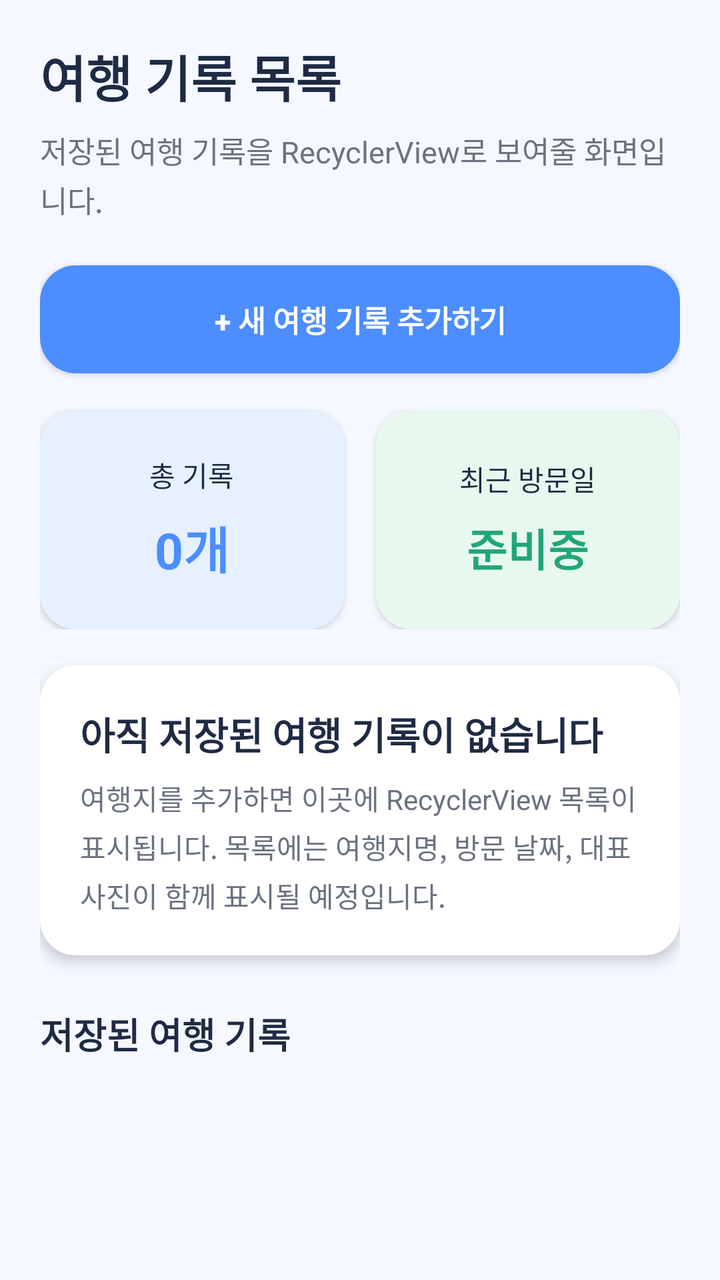
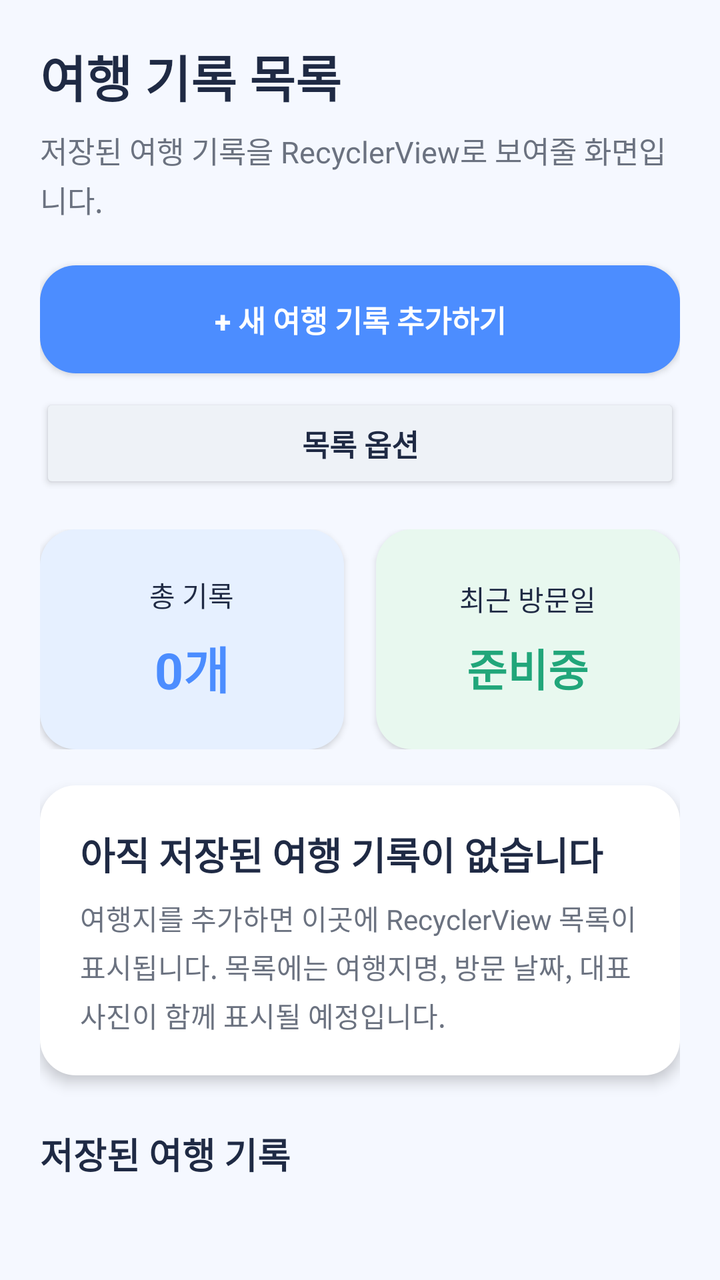

Screens rendered from an Android XML layout before and after an edit, with the pre-edit source and the edit as a unified diff.
<!-- AndroidManifest.xml: application theme Theme.TravelRecordApp -->
<!-- res/layout/fragment_travel_list.xml -->
<?xml version="1.0" encoding="utf-8"?>
<ScrollView xmlns:android="http://schemas.android.com/apk/res/android"
    android:layout_width="match_parent"
    android:layout_height="match_parent"
    android:background="@color/travel_bg"
    android:fillViewport="true">

    <LinearLayout
        android:layout_width="match_parent"
        android:layout_height="wrap_content"
        android:orientation="vertical"
        android:padding="20dp">

        <TextView
            android:id="@+id/tvListTitle"
            android:layout_width="match_parent"
            android:layout_height="wrap_content"
            android:text="@string/list_title"
            android:textColor="@color/travel_dark"
            android:textSize="25sp"
            android:textStyle="bold" />

        <TextView
            android:id="@+id/tvListDesc"
            android:layout_width="match_parent"
            android:layout_height="wrap_content"
            android:layout_marginTop="8dp"
            android:lineSpacingExtra="3dp"
            android:text="@string/list_desc"
            android:textColor="@color/travel_gray"
            android:textSize="15sp" />

        <Button
            android:id="@+id/btnAddTravel"
            android:layout_width="match_parent"
            android:layout_height="54dp"
            android:layout_marginTop="22dp"
            android:background="@drawable/bg_primary_button"
            android:text="+ 새 여행 기록 추가하기"
            android:textAllCaps="false"
            android:textColor="@color/white"
            android:textSize="15sp"
            android:textStyle="bold" />

        <LinearLayout
            android:id="@+id/listSummaryArea"
            android:layout_width="match_parent"
            android:layout_height="110dp"
            android:layout_marginTop="18dp"
            android:orientation="horizontal">

            <LinearLayout
                android:layout_width="0dp"
                android:layout_height="match_parent"
                android:layout_marginEnd="8dp"
                android:layout_weight="1"
                android:background="@drawable/bg_card_blue"
                android:elevation="2dp"
                android:gravity="center"
                android:orientation="vertical"
                android:padding="12dp">

                <TextView
                    android:layout_width="wrap_content"
                    android:layout_height="wrap_content"
                    android:text="총 기록"
                    android:textColor="@color/travel_dark"
                    android:textSize="14sp" />

                <TextView
                    android:id="@+id/tvListTotalCount"
                    android:layout_width="wrap_content"
                    android:layout_height="wrap_content"
                    android:layout_marginTop="8dp"
                    android:text="0개"
                    android:textColor="@color/travel_blue"
                    android:textSize="25sp"
                    android:textStyle="bold" />

            </LinearLayout>

            <LinearLayout
                android:layout_width="0dp"
                android:layout_height="match_parent"
                android:layout_marginStart="8dp"
                android:layout_weight="1"
                android:background="@drawable/bg_card_green"
                android:elevation="2dp"
                android:gravity="center"
                android:orientation="vertical"
                android:padding="12dp">

                <TextView
                    android:layout_width="wrap_content"
                    android:layout_height="wrap_content"
                    android:text="최근 방문일"
                    android:textColor="@color/travel_dark"
                    android:textSize="14sp" />

                <TextView
                    android:id="@+id/tvRecentDate"
                    android:layout_width="wrap_content"
                    android:layout_height="wrap_content"
                    android:layout_marginTop="8dp"
                    android:text="준비중"
                    android:textColor="@color/travel_green"
                    android:textSize="22sp"
                    android:textStyle="bold" />

            </LinearLayout>

        </LinearLayout>

        <LinearLayout
            android:id="@+id/emptyListCard"
            android:layout_width="match_parent"
            android:layout_height="wrap_content"
            android:layout_marginTop="18dp"
            android:background="@drawable/bg_card_white"
            android:elevation="4dp"
            android:orientation="vertical"
            android:padding="20dp">

            <TextView
                android:layout_width="match_parent"
                android:layout_height="wrap_content"
                android:text="아직 저장된 여행 기록이 없습니다"
                android:textColor="@color/travel_dark"
                android:textSize="19sp"
                android:textStyle="bold" />

            <TextView
                android:layout_width="match_parent"
                android:layout_height="wrap_content"
                android:layout_marginTop="8dp"
                android:lineSpacingExtra="4dp"
                android:text="여행지를 추가하면 이곳에 RecyclerView 목록이 표시됩니다. 목록에는 여행지명, 방문 날짜, 대표 사진이 함께 표시될 예정입니다."
                android:textColor="@color/travel_gray"
                android:textSize="14sp" />

        </LinearLayout>

        <TextView
            android:id="@+id/tvSectionTitle"
            android:layout_width="match_parent"
            android:layout_height="wrap_content"
            android:layout_marginTop="26dp"
            android:text="저장된 여행 기록"
            android:textColor="@color/travel_dark"
            android:textSize="18sp"
            android:textStyle="bold" />

        <androidx.recyclerview.widget.RecyclerView
            android:id="@+id/recyclerTravel"
            android:layout_width="match_parent"
            android:layout_height="wrap_content"
            android:layout_marginBottom="24dp"
            android:nestedScrollingEnabled="false" />

    </LinearLayout>

</ScrollView>
<!-- resources referenced by this layout -->
<resources>
  <color name="travel_bg">#F5F8FF</color>
  <color name="travel_blue">#4C8DFF</color>
  <color name="travel_dark">#1F2A44</color>
  <color name="travel_gray">#6B7280</color>
  <color name="travel_green">#21A67A</color>
  <color name="white">#FFFFFFFF</color>
  <!-- drawable bg_card_blue (drawable) -->
  <?xml version="1.0" encoding="utf-8"?>
  <shape xmlns:android="http://schemas.android.com/apk/res/android">
      <solid android:color="@color/card_blue" />
      <corners android:radius="18dp" />
  </shape>
  <!-- drawable bg_card_green (drawable) -->
  <?xml version="1.0" encoding="utf-8"?>
  <shape xmlns:android="http://schemas.android.com/apk/res/android">
      <solid android:color="@color/card_green" />
      <corners android:radius="18dp" />
  </shape>
  <!-- drawable bg_card_white (drawable) -->
  <?xml version="1.0" encoding="utf-8"?>
  <shape xmlns:android="http://schemas.android.com/apk/res/android">
      <solid android:color="@color/white" />
      <corners android:radius="18dp" />
  </shape>
  <!-- drawable bg_primary_button (drawable) -->
  <?xml version="1.0" encoding="utf-8"?>
  <shape xmlns:android="http://schemas.android.com/apk/res/android">
      <solid android:color="@color/travel_blue" />
      <corners android:radius="18dp" />
  </shape>
  <string name="list_desc">저장된 여행 기록을 RecyclerView로 보여줄 화면입니다.</string>
  <string name="list_title">여행 기록 목록</string>
  <style name="Theme.TravelRecordApp" parent="Base.Theme.TravelRecordApp" />
  <color name="card_blue">#E6F0FF</color>
  <color name="card_green">#E8F8EF</color>
  <style name="Base.Theme.TravelRecordApp" parent="Theme.Material3.DayNight.NoActionBar">
          
          
      </style>
</resources>

<!-- the commit's change to res/layout/fragment_travel_list.xml (unified diff, before → after) -->
@@ -39,6 +39,18 @@
             android:text="+ 새 여행 기록 추가하기"
             android:textAllCaps="false"
             android:textColor="@color/white"
+            android:textSize="15sp"
+            android:textStyle="bold" />
+
+        <Button
+            android:id="@+id/btnListOption"
+            android:layout_width="match_parent"
+            android:layout_height="50dp"
+            android:layout_marginTop="10dp"
+            android:backgroundTint="@color/nav_unselected"
+            android:text="목록 옵션"
+            android:textAllCaps="false"
+            android:textColor="@color/travel_dark"
             android:textSize="15sp"
             android:textStyle="bold" />
 
<!-- resource entries referenced after the edit -->
@@ -1,5 +1,6 @@
 <!-- resources referenced by this layout -->
 <resources>
+  <color name="nav_unselected">#EEF2F7</color>
   <color name="travel_bg">#F5F8FF</color>
   <color name="travel_blue">#4C8DFF</color>
   <color name="travel_dark">#1F2A44</color>
